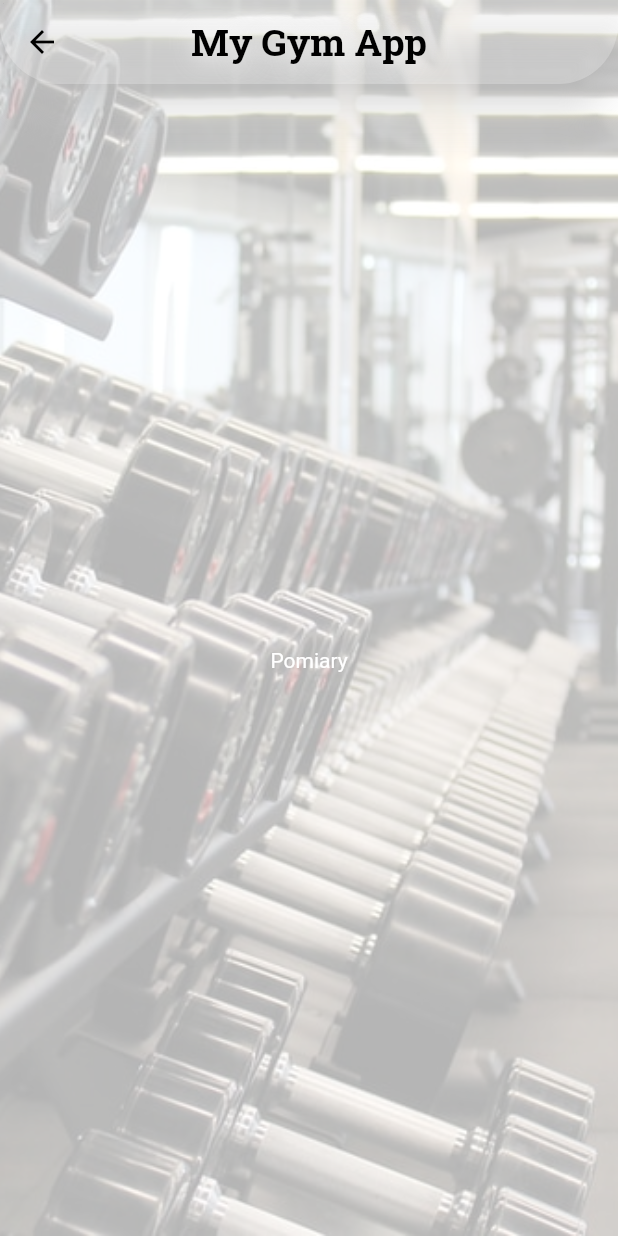
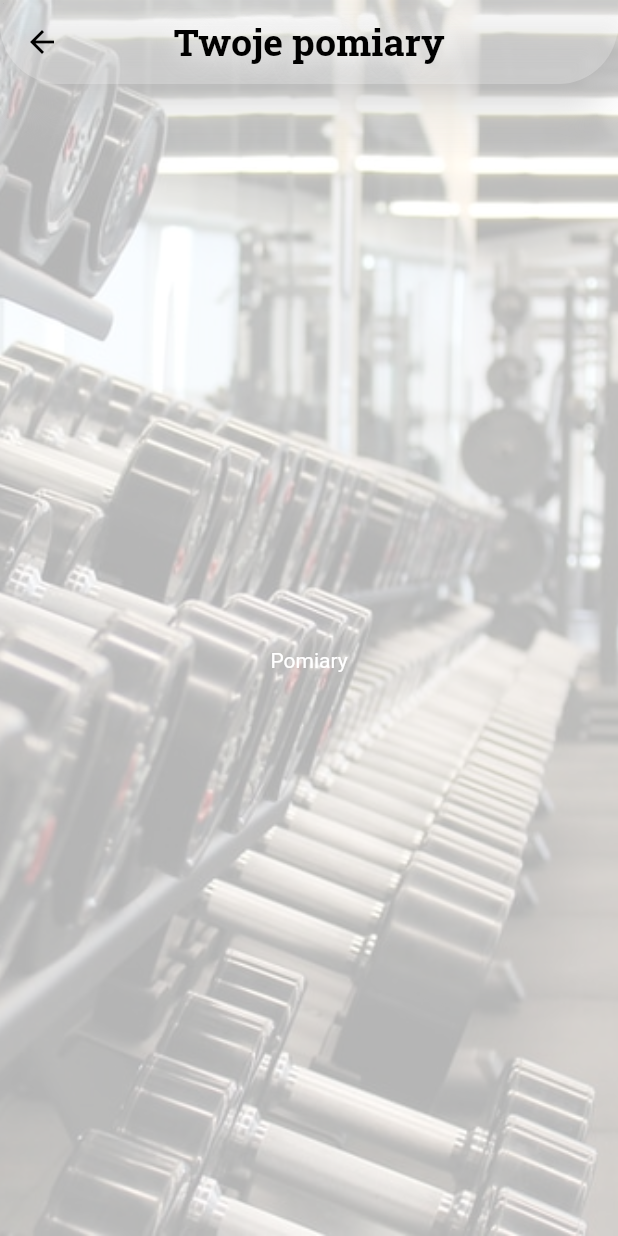
Before and after one commit to sebastiangirsza/my_gym_app, a Flutter app: the screen it shows once a user with an empty profile is signed in, after a tap on "Twoje pomiary", on a phone screen of 412 x 824 dp. Run offline on Flutter 3.47's test engine with Material 2 defaults, Android fonts, the phone set to English and light mode, and no system bars; our stand-ins replace bloc, cloud_firestore, firebase_auth, firebase_core, flutter_bloc, google_fonts; accounts and stored records are empty; network calls fail.

Commit message:
Edit AppBar title

```diff
--- a/lib/app/app.dart
+++ b/lib/app/app.dart
@@ -46,7 +46,10 @@ class RootPage extends StatelessWidget {
           if (user == null) {
             return LoginPage();
           }
-          return const AppBarWallpaper(page: HomePage());
+          return const AppBarWallpaper(
+            page: HomePage(),
+            pageTitle: 'My Gym App',
+          );
         },
       ),
     );
--- a/lib/app/appbar_wallpaper.dart
+++ b/lib/app/appbar_wallpaper.dart
@@ -6,9 +6,11 @@ import 'package:my_gym_app/app/cubit/root_cubit.dart';
 class AppBarWallpaper extends StatelessWidget {
   const AppBarWallpaper({
     required this.page,
+    required this.pageTitle,
     Key? key,
   }) : super(key: key);
   final page;
+  final pageTitle;
   @override
   Widget build(BuildContext context) {
     return BlocProvider(
@@ -49,7 +51,7 @@ class AppBarWallpaper extends StatelessWidget {
                   ),
                 ),
                 title: Text(
-                  'My Gym App',
+                  pageTitle,
                   style: GoogleFonts.robotoSlab(
                     shadows: const <Shadow>[
                       Shadow(
--- a/lib/app/features/home/home_page.dart
+++ b/lib/app/features/home/home_page.dart
@@ -1,6 +1,5 @@
 import 'package:flutter/material.dart';
 import 'package:flutter_bloc/flutter_bloc.dart';
-import 'package:google_fonts/google_fonts.dart';
 import 'package:my_gym_app/app/cubit/root_cubit.dart';
 import 'package:my_gym_app/app/features/home/my_account/my_account_page_content.dart';
 import 'package:my_gym_app/app/features/home/plans/plans_page_content.dart';
--- a/lib/app/features/home/plans/plans_page_content.dart
+++ b/lib/app/features/home/plans/plans_page_content.dart
@@ -28,7 +28,10 @@ Widget _myListView(BuildContext context) {
   ];
 
   final routes = [
-    const AppBarWallpaper(page: BodyPartsList()),
+    const AppBarWallpaper(
+      page: BodyPartsList(),
+      pageTitle: 'Ćwiczenia',
+    ),
     Container(),
     Container(),
   ];
--- a/lib/app/features/home/start/start_page_content.dart
+++ b/lib/app/features/home/start/start_page_content.dart
@@ -24,15 +24,24 @@ Widget _myListView(BuildContext context) {
   ];
 
   final image = [
-    'images/exercises.jpg',
-    'images/plans.jpeg',
-    'images/newplan.jpg',
+    'images/login_page_wallpaper_new.jpg',
+    'images/login_page_wallpaper_new.jpg',
+    'images/login_page_wallpaper_new.jpg',
   ];
 
   final routes = [
-    const AppBarWallpaper(page: YourMeasurementsPageContent()),
-    const AppBarWallpaper(page: CalculatorPageContent()),
-    const AppBarWallpaper(page: CalendarPageContent()),
+    const AppBarWallpaper(
+      page: YourMeasurementsPageContent(),
+      pageTitle: 'Twoje pomiary',
+    ),
+    const AppBarWallpaper(
+      page: CalculatorPageContent(),
+      pageTitle: 'Kalkulator zapotrzebowania',
+    ),
+    const AppBarWallpaper(
+      page: CalendarPageContent(),
+      pageTitle: 'Kalendarz',
+    ),
   ];
   return ListView.builder(
       itemCount: result.length,
```
Also changed, not shown: lib/app/features/home/plans/exercises/exercises_page_content.dart (+32 -9 lines), lib/app/features/home/plans/exercises/body_part/body_part_page_content.dart (renamed from lib/app/features/home/plans/exercises/exercises/body_part_page_content.dart).
